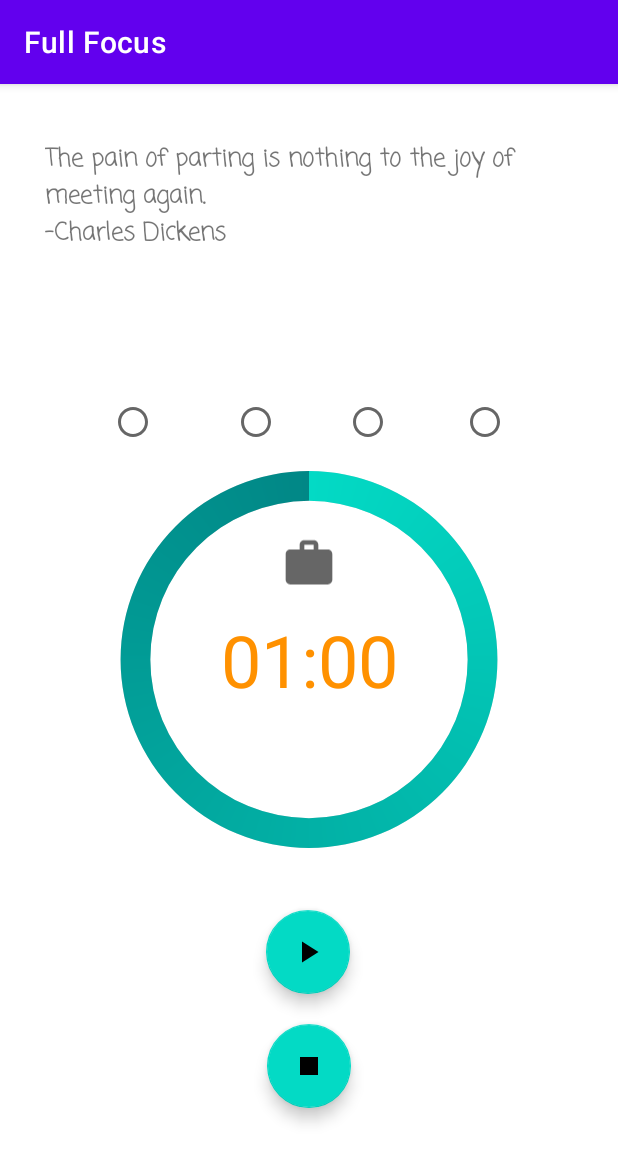
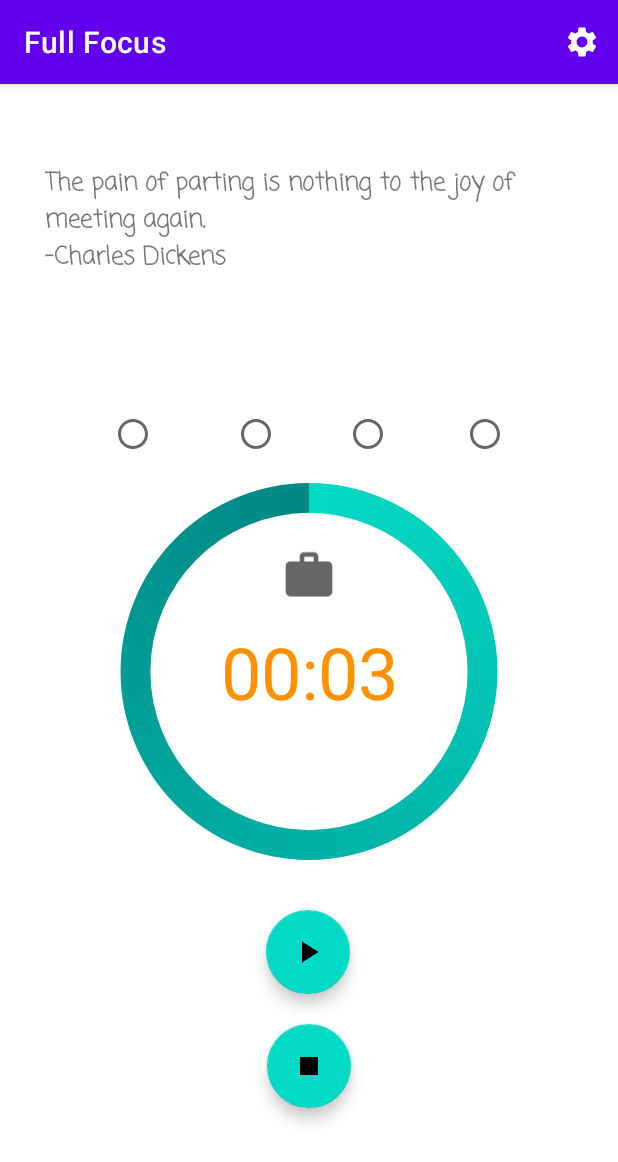
Before and after one commit to jonsalchichonnn/Full-Focus, an Android app: the screen it shows after launch (MainActivity), on a phone screen of 412 x 824 dp. Shown: the top 1162 px of the screen. Run offline under Robolectric (Android 15) with nearby library versions, the phone set to English and light mode, and no system bars; 1 statement that could not run was skipped.

Commit message:
Added Settings feature and vibration + ringtone when countdown finished.

```diff
--- a/app/src/main/java/com/jonsalchichonnn/fullfocus/MainActivity.java
+++ b/app/src/main/java/com/jonsalchichonnn/fullfocus/MainActivity.java
@@ -1,4 +1,8 @@
 package com.jonsalchichonnn.fullfocus;
+
+import static com.jonsalchichonnn.fullfocus.SettingsActivity.BREAK_TIME;
+import static com.jonsalchichonnn.fullfocus.SettingsActivity.MODIFIED;
+import static com.jonsalchichonnn.fullfocus.SettingsActivity.WORK_TIME;
 
 import android.content.BroadcastReceiver;
 import android.content.Context;
@@ -9,14 +13,18 @@ import android.os.Build;
 import android.os.Bundle;
 import android.os.CountDownTimer;
 import android.util.Log;
+import android.view.Menu;
+import android.view.MenuItem;
 import android.view.View;
 import android.widget.Button;
 import android.widget.ImageView;
 import android.widget.ProgressBar;
 import android.widget.TextView;
 
+import androidx.annotation.NonNull;
 import androidx.annotation.RequiresApi;
 import androidx.appcompat.app.AppCompatActivity;
+import androidx.appcompat.widget.Toolbar;
 import androidx.core.content.ContextCompat;
 
 import com.google.android.material.floatingactionbutton.FloatingActionButton;
@@ -147,6 +155,22 @@ public class MainActivity extends AppCompatActivity {
     }
 
     @Override
+    public boolean onCreateOptionsMenu(Menu menu) {
+        getMenuInflater().inflate(R.menu.main_menu, menu);
+        return super.onCreateOptionsMenu(menu);
+    }
+
+    @Override
+    public boolean onOptionsItemSelected(@NonNull MenuItem item) {
+        switch (item.getItemId()) {
+            case R.id.settings:
+                Intent intent = new Intent(getApplicationContext(), SettingsActivity.class);
+                MainActivity.this.startActivity(intent);
+        }
+        return super.onOptionsItemSelected(item);
+    }
+
+    @Override
     public void onResume() {
         super.onResume();
 
@@ -156,6 +180,12 @@ public class MainActivity extends AppCompatActivity {
         boolean isCountDownFinished = sharedPreferences.getBoolean(TIMER_FINISHED, false);
         if (isCountDownFinished) {
             countdownFinished();
+        }
+        // Settings modification detected
+        if (!isTimerRunning && sharedPreferences.getBoolean(MODIFIED, false)) {
+            updateSessionMode();
+            updateCountDownView();
+            sharedPreferences.edit().putBoolean(MODIFIED, false).apply();
         }
     }
 
@@ -268,13 +298,14 @@ public class MainActivity extends AppCompatActivity {
     private void updateSessionMode() {
         if (isWorkSession) {
             Log.i("WORK", "WORK SESSION!!!!!!!!!!!!!!!!!!!!");
-            startTimeInMillis = 60000;
+            /*startTimeInMillis = sharedPreferences.getInt(WORK_TIME, 1) * 60000;*/
+            startTimeInMillis = 3000;
             iv_sessionMode.setImageDrawable(
                     ContextCompat.getDrawable(this, R.drawable.ic_work)
             );
         } else {
             Log.i("BREAK", "BREAK SESSION!!!!!!!!!!!!!!!!!!!!");
-            startTimeInMillis = 3000;
+            startTimeInMillis = sharedPreferences.getInt(BREAK_TIME, 1) * 60000;
             iv_sessionMode.setImageDrawable(
                     ContextCompat.getDrawable(this, R.drawable.ic_break)
             );
@@ -289,7 +320,7 @@ public class MainActivity extends AppCompatActivity {
         int seconds = (int) (timeLeftInMillis / 1000) % 60;
 
         String timeLeftFormatted;
-        if (hours > 0) {
+        /*if (hours > 0) {
             timeLeftFormatted = String.format(
                     Locale.getDefault(), "%02d:%02d:%02d", hours, minutes, seconds
             );
@@ -297,7 +328,10 @@ public class MainActivity extends AppCompatActivity {
             timeLeftFormatted = String.format(
                     Locale.getDefault(), "%02d:%02d", minutes, seconds
             );
-        }
+        }*/
+        timeLeftFormatted = String.format(
+                Locale.getDefault(), "%02d:%02d", minutes, seconds
+        );
         tv_timer.setText(timeLeftFormatted);
         progress = (int) ((double) timeLeftInMillis / startTimeInMillis * 100);
         pb_timer.setProgress(progress);
--- /dev/null
+++ b/app/src/main/res/drawable/ic_settings.xml
@@ -0,0 +1,10 @@
+<vector xmlns:android="http://schemas.android.com/apk/res/android"
+    android:width="24dp"
+    android:height="24dp"
+    android:viewportWidth="24"
+    android:viewportHeight="24"
+    android:tint="?attr/colorControlNormal">
+  <path
+      android:fillColor="@android:color/white"
+      android:pathData="M19.14,12.94c0.04,-0.3 0.06,-0.61 0.06,-0.94c0,-0.32 -0.02,-0.64 -0.07,-0.94l2.03,-1.58c0.18,-0.14 0.23,-0.41 0.12,-0.61l-1.92,-3.32c-0.12,-0.22 -0.37,-0.29 -0.59,-0.22l-2.39,0.96c-0.5,-0.38 -1.03,-0.7 -1.62,-0.94L14.4,2.81c-0.04,-0.24 -0.24,-0.41 -0.48,-0.41h-3.84c-0.24,0 -0.43,0.17 -0.47,0.41L9.25,5.35C8.66,5.59 8.12,5.92 7.63,6.29L5.24,5.33c-0.22,-0.08 -0.47,0 -0.59,0.22L2.74,8.87C2.62,9.08 2.66,9.34 2.86,9.48l2.03,1.58C4.84,11.36 4.8,11.69 4.8,12s0.02,0.64 0.07,0.94l-2.03,1.58c-0.18,0.14 -0.23,0.41 -0.12,0.61l1.92,3.32c0.12,0.22 0.37,0.29 0.59,0.22l2.39,-0.96c0.5,0.38 1.03,0.7 1.62,0.94l0.36,2.54c0.05,0.24 0.24,0.41 0.48,0.41h3.84c0.24,0 0.44,-0.17 0.47,-0.41l0.36,-2.54c0.59,-0.24 1.13,-0.56 1.62,-0.94l2.39,0.96c0.22,0.08 0.47,0 0.59,-0.22l1.92,-3.32c0.12,-0.22 0.07,-0.47 -0.12,-0.61L19.14,12.94zM12,15.6c-1.98,0 -3.6,-1.62 -3.6,-3.6s1.62,-3.6 3.6,-3.6s3.6,1.62 3.6,3.6S13.98,15.6 12,15.6z"/>
+</vector>
--- a/app/src/main/res/layout/activity_main.xml
+++ b/app/src/main/res/layout/activity_main.xml
@@ -12,7 +12,7 @@
         android:layout_height="wrap_content"
         android:layout_marginStart="32dp"
         android:layout_marginLeft="32dp"
-        android:layout_marginTop="8dp"
+        android:layout_marginTop="24dp"
         android:layout_marginEnd="32dp"
         android:layout_marginRight="32dp"
         android:fontFamily="casual"
@@ -21,6 +21,7 @@
         android:textSize="16sp"
         android:textStyle="bold"
         app:layout_constraintEnd_toEndOf="parent"
+        app:layout_constraintHorizontal_bias="0.502"
         app:layout_constraintStart_toStartOf="parent"
         app:layout_constraintTop_toTopOf="parent" />
 
@@ -30,7 +31,7 @@
         android:layout_height="wrap_content"
         android:layout_marginStart="158dp"
         android:layout_marginLeft="158dp"
-        android:layout_marginTop="36dp"
+        android:layout_marginTop="24dp"
         android:layout_marginEnd="159dp"
         android:layout_marginRight="159dp"
         android:layout_marginBottom="619dp"
--- /dev/null
+++ b/app/src/main/res/menu/main_menu.xml
@@ -0,0 +1,11 @@
+<?xml version="1.0" encoding="utf-8"?>
+<menu xmlns:app="http://schemas.android.com/apk/res-auto"
+    xmlns:android="http://schemas.android.com/apk/res/android">
+    <item
+        android:id="@+id/settings"
+        android:icon="@drawable/ic_settings"
+        android:title="Settings"
+        app:showAsAction="ifRoom">
+        android:id = "@+id"
+    </item>
+</menu>
--- a/app/src/main/res/values/styles.xml
+++ b/app/src/main/res/values/styles.xml
@@ -5,4 +5,10 @@
         <item name="android:indeterminateOnly">false</item>
         <item name="android:progressDrawable">@drawable/custom_progress_bar</item>
     </style>
+
+    <style name="NumberPickerText">
+        <item name="android:textSize">22sp</item>
+        <!-- To remove divider of the number picker -->
+        <item name="colorControlNormal">@android:color/transparent</item>
+    </style>
 </resources>
```
Also changed, not shown: app/src/main/AndroidManifest.xml (+8 -1 lines), app/src/main/java/com/jonsalchichonnn/fullfocus/SettingsActivity.java (added, +87 -0 lines), app/src/main/java/com/jonsalchichonnn/fullfocus/util/CountDownTimerService.java (+32 -2 lines), app/src/main/res/layout/activity_settings.xml (added, +80 -0 lines), 1 other file.
